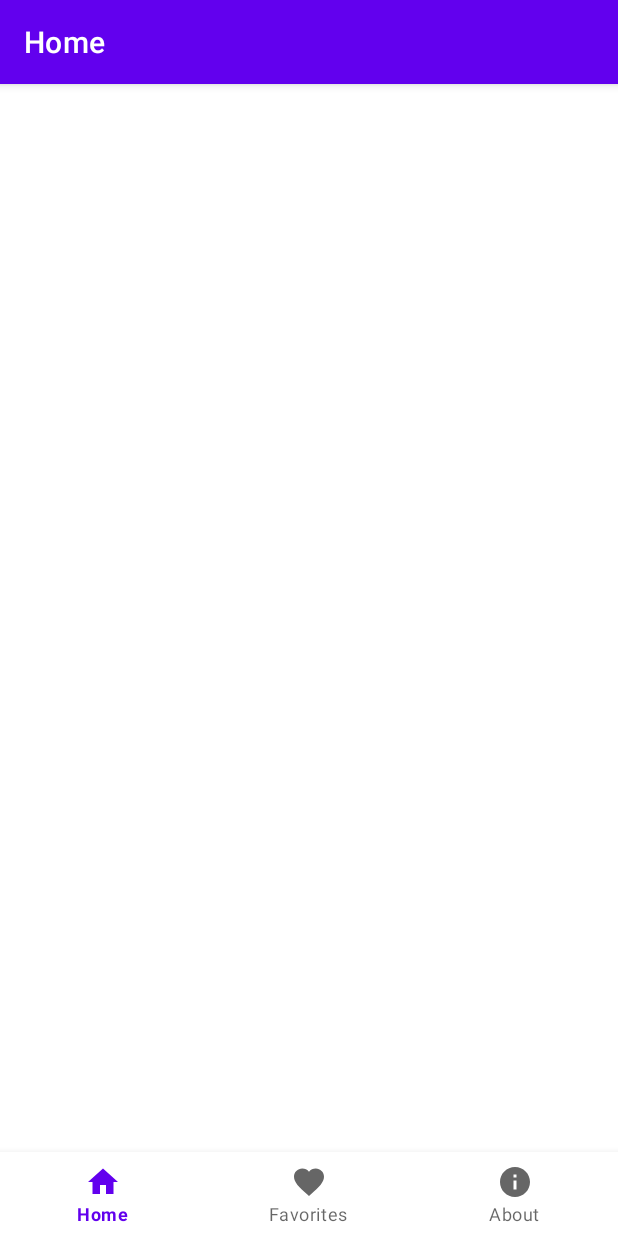
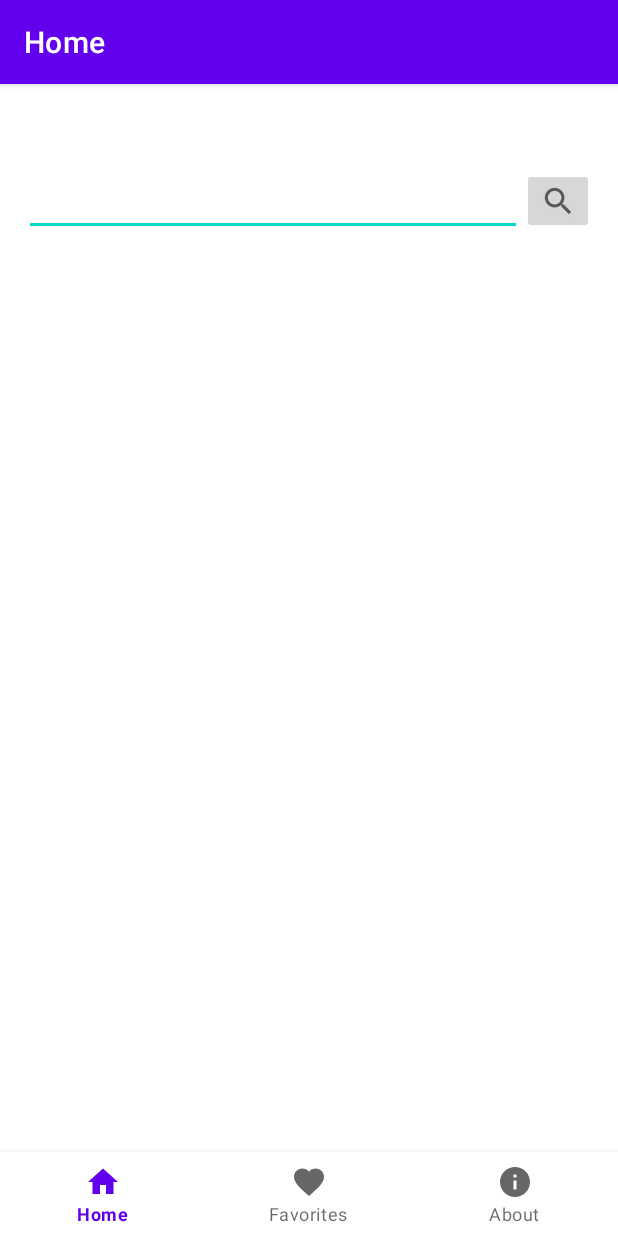
Before and after one commit to elnurvl/kitabqurdu, an Android app: the screen it shows after launch (MainActivity), on a phone screen of 412 x 824 dp. Run offline under Robolectric (Android 15) with nearby library versions, the phone set to English and light mode, and no system bars; our stand-ins replace Dagger/Hilt's generated code, Picasso, RxJava, navigation-ui; pictures from the network do not load.

Commit message:
Implement basic search functionality

```diff
--- a/app/src/main/java/com/devadamlar/kitabqurdu/models/Book.kt
+++ b/app/src/main/java/com/devadamlar/kitabqurdu/models/Book.kt
@@ -7,5 +7,6 @@ data class Book(
     val authorKey: List<String>?,
     val coverI: Int,
     val firstPublishYear: Int,
-    val editionCount: Int
+    val editionCount: Int,
+    val publisher: List<String>?
 )
--- a/app/src/main/java/com/devadamlar/kitabqurdu/ui/about/AboutFragment.kt
+++ b/app/src/main/java/com/devadamlar/kitabqurdu/ui/about/AboutFragment.kt
@@ -17,7 +17,7 @@ import javax.inject.Inject
 
 class AboutFragment : Fragment() {
     @Inject
-    lateinit var viewModelFactory: ViewModelFactory
+    lateinit var viewModelFactory: ViewModelProvider.Factory
 
     private val aboutViewModel: AboutViewModel by viewModels {
         viewModelFactory
--- a/app/src/main/java/com/devadamlar/kitabqurdu/ui/favorites/FavoritesFragment.kt
+++ b/app/src/main/java/com/devadamlar/kitabqurdu/ui/favorites/FavoritesFragment.kt
@@ -17,7 +17,7 @@ import javax.inject.Inject
 
 class FavoritesFragment : Fragment() {
     @Inject
-    lateinit var viewModelFactory: ViewModelFactory
+    lateinit var viewModelFactory: ViewModelProvider.Factory
 
     private val favoritesViewModel: FavoritesViewModel by viewModels {
         viewModelFactory
--- a/app/src/main/java/com/devadamlar/kitabqurdu/ui/home/HomeFragment.kt
+++ b/app/src/main/java/com/devadamlar/kitabqurdu/ui/home/HomeFragment.kt
@@ -2,22 +2,30 @@ package com.devadamlar.kitabqurdu.ui.home
 
 import android.content.Context
 import android.os.Bundle
+import android.util.Log
 import android.view.LayoutInflater
 import android.view.View
 import android.view.ViewGroup
+import android.widget.ImageButton
+import android.widget.ProgressBar
 import android.widget.TextView
 import androidx.fragment.app.Fragment
 import androidx.fragment.app.viewModels
 import androidx.lifecycle.Observer
 import androidx.lifecycle.ViewModelProvider
+import androidx.recyclerview.widget.LinearLayoutManager
+import androidx.recyclerview.widget.RecyclerView
 import com.devadamlar.kitabqurdu.App
+import com.devadamlar.kitabqurdu.MainActivity
 import com.devadamlar.kitabqurdu.R
+import com.devadamlar.kitabqurdu.models.Book
 import com.devadamlar.kitabqurdu.viewmodel.ViewModelFactory
+import io.reactivex.rxjava3.android.schedulers.AndroidSchedulers
 import javax.inject.Inject
 
 class HomeFragment : Fragment() {
     @Inject
-    lateinit var viewModelFactory: ViewModelFactory
+    lateinit var viewModelFactory: ViewModelProvider.Factory
 
     private val homeViewModel: HomeViewModel by viewModels {
         viewModelFactory
@@ -34,7 +42,37 @@ class HomeFragment : Fragment() {
             savedInstanceState: Bundle?
     ): View? {
         val root = inflater.inflate(R.layout.fragment_home, container, false)
-        val textView: TextView = root.findViewById(R.id.text_home)
+        val searchText: TextView = root.findViewById(R.id.searchText)
+        val searchButton: ImageButton = root.findViewById(R.id.searchButton)
+        val recyclerView: RecyclerView = root.findViewById(R.id.recyclerView)
+        val progressBar: ProgressBar = root.findViewById(R.id.progressBar)
+
+        val adapter = BooksAdapter(requireContext(), object : BooksAdapter.ItemClickListener {
+            override fun onItemClicked(view: View, book: Book) {
+                Log.d("Home", "Selected book: ${book.key}")
+            }
+
+        })
+        recyclerView.adapter = adapter
+        recyclerView.layoutManager = LinearLayoutManager(requireContext())
+        homeViewModel.books.observeOn(AndroidSchedulers.mainThread())
+            .subscribe {
+                adapter.books = it ?: emptyList()
+                adapter.notifyDataSetChanged()
+            }
+
+        searchButton.setOnClickListener {
+            if (searchText.text.toString().isEmpty()) return@setOnClickListener
+            (activity as MainActivity).hideKeyboard()
+            progressBar.visibility = View.VISIBLE
+            homeViewModel.search(searchText.text.toString())
+                .observeOn(AndroidSchedulers.mainThread())
+                .subscribe { result, error ->
+                    progressBar.visibility = View.GONE
+                    homeViewModel.books.onNext(result?.docs?: emptyList())
+                    Log.d("Home", error?.message?: "No error")
+                }
+        }
         return root
     }
 }
--- a/app/src/main/java/com/devadamlar/kitabqurdu/ui/home/HomeViewModel.kt
+++ b/app/src/main/java/com/devadamlar/kitabqurdu/ui/home/HomeViewModel.kt
@@ -11,7 +11,7 @@ import io.reactivex.rxjava3.subjects.BehaviorSubject
 import javax.inject.Inject
 
 class HomeViewModel @Inject constructor(
-    val bookRepository: BookRepository
+    private val bookRepository: BookRepository
 ) : ViewModel() {
 
     var books: BehaviorSubject<List<Book>> = BehaviorSubject.createDefault(emptyList())
--- /dev/null
+++ b/app/src/main/res/drawable-v24/progress_animation.xml
@@ -0,0 +1,10 @@
+<?xml version="1.0" encoding="utf-8"?>
+<layer-list xmlns:android="http://schemas.android.com/apk/res/android">
+
+    <item android:gravity="center">
+        <animated-rotate
+            android:drawable="@drawable/progress_image"
+            android:pivotX="50%"
+            android:pivotY="50%" />
+    </item>
+</layer-list>
--- a/app/src/main/res/layout/fragment_home.xml
+++ b/app/src/main/res/layout/fragment_home.xml
@@ -1,22 +1,50 @@
 <?xml version="1.0" encoding="utf-8"?>
-<androidx.constraintlayout.widget.ConstraintLayout xmlns:android="http://schemas.android.com/apk/res/android"
-    xmlns:app="http://schemas.android.com/apk/res-auto"
+<androidx.constraintlayout.widget.ConstraintLayout xmlns:app="http://schemas.android.com/apk/res-auto"
     xmlns:tools="http://schemas.android.com/tools"
+    xmlns:android="http://schemas.android.com/apk/res/android"
     android:layout_width="match_parent"
     android:layout_height="match_parent"
     tools:context=".ui.home.HomeFragment">
 
-    <TextView
-        android:id="@+id/text_home"
-        android:layout_width="match_parent"
+    <EditText
+        android:id="@+id/searchText"
+        android:layout_width="0dp"
         android:layout_height="wrap_content"
-        android:layout_marginStart="8dp"
-        android:layout_marginTop="8dp"
-        android:layout_marginEnd="8dp"
-        android:textAlignment="center"
-        android:textSize="20sp"
+        android:layout_marginStart="16dp"
+        android:ems="10"
+        android:inputType="textPersonName"
+        app:layout_constraintEnd_toStartOf="@+id/searchButton"
+        app:layout_constraintStart_toStartOf="parent"
+        app:layout_constraintTop_toTopOf="parent" />
+
+    <ImageButton
+        android:id="@+id/searchButton"
+        android:layout_width="wrap_content"
+        android:layout_height="wrap_content"
+        android:layout_marginEnd="16dp"
+        android:src="?android:attr/actionModeWebSearchDrawable"
+        app:layout_constraintEnd_toEndOf="parent"
+        app:layout_constraintTop_toTopOf="@+id/searchText" />
+
+    <ProgressBar
+        android:id="@+id/progressBar"
+        style="?android:attr/progressBarStyle"
+        android:layout_width="wrap_content"
+        android:layout_height="wrap_content"
+        android:visibility="gone"
         app:layout_constraintBottom_toBottomOf="parent"
         app:layout_constraintEnd_toEndOf="parent"
         app:layout_constraintStart_toStartOf="parent"
         app:layout_constraintTop_toTopOf="parent" />
+
+    <androidx.recyclerview.widget.RecyclerView
+        android:id="@+id/recyclerView"
+        android:layout_width="0dp"
+        android:layout_height="0dp"
+        app:layout_constraintBottom_toBottomOf="parent"
+        app:layout_constraintEnd_toEndOf="parent"
+        app:layout_constraintStart_toStartOf="parent"
+        app:layout_constraintTop_toBottomOf="@+id/searchText" >
+
+    </androidx.recyclerview.widget.RecyclerView>
 </androidx.constraintlayout.widget.ConstraintLayout>
--- a/app/src/main/res/values/strings.xml
+++ b/app/src/main/res/values/strings.xml
@@ -3,4 +3,6 @@
     <string name="title_home">Home</string>
     <string name="title_favorites">Favorites</string>
     <string name="title_about">About</string>
+    <string name="author">Author:</string>
+    <string name="publisher">Publisher:</string>
 </resources>
--- a/build.gradle
+++ b/build.gradle
@@ -18,6 +18,7 @@ allprojects {
     repositories {
         google()
         jcenter()
+        maven { url 'https://jitpack.io' }
     }
 }
 
```
Also changed, not shown: app/build.gradle (+7 -2 lines), app/src/main/java/com/devadamlar/kitabqurdu/MainActivity.kt (+14 -0 lines), app/src/main/java/com/devadamlar/kitabqurdu/ui/home/BooksAdapter.kt (added, +52 -0 lines), app/src/main/res/layout/item_book.xml (added, +74 -0 lines), app/src/main/res/drawable-v24/progress_image.png (added), app/src/main/res/drawable-v24/sample_cover.png (added), 1 other file.
